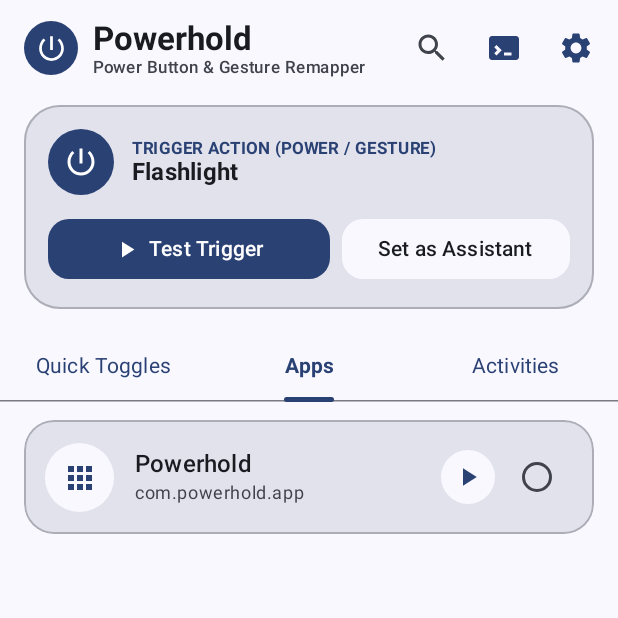
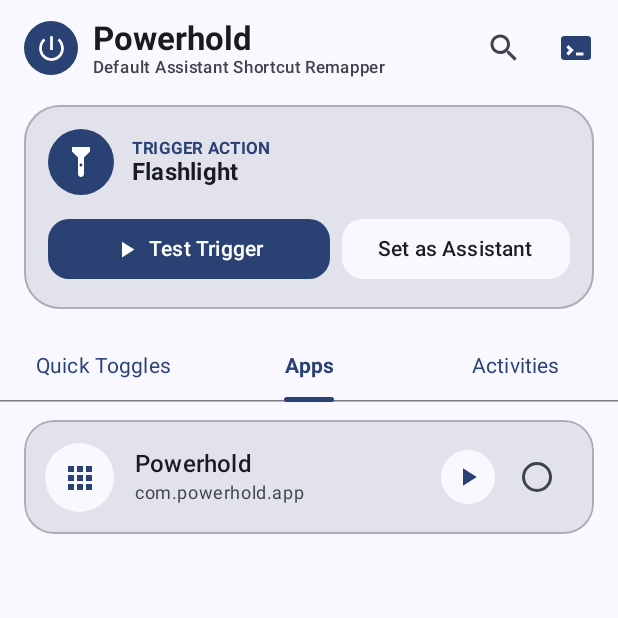
Before and after one commit to fayyeon/Assistia, an Android app built with Jetpack Compose: the screen it shows after launch (MainActivity), tab 2 chosen, on a phone screen of 412 x 824 dp, the top half of it. Run offline under Robolectric (Android 15) with nearby library versions, the phone set to English and light mode, and no system bars.

Commit message:
UI: 6 fixes - icon match, radio color, subtitle text, settings, hero icon, assistant check
1. RadioButton tint uses onPrimaryContainer when card is selected (all 3 tabs)
2. Remove gear/Settings icon button from top app bar
3. Hide 'Set as Assistant' button when Powerhold is already the default assistant
4. Subtitle: 'Power Button & Gesture Remapper' -> 'Default Assistant Shortcut Remapper'
5. Hero card label: 'TRIGGER ACTION (POWER / GESTURE)' -> 'TRIGGER ACTION'
6. Hero card icon: shows selected app icon (bitmap) or selected toggle vector icon
7. Remove auto-open of Modify System Settings on first launch (reverting prior change)

```diff
--- a/app/src/main/java/com/powerhold/app/ui/MainActivity.kt
+++ b/app/src/main/java/com/powerhold/app/ui/MainActivity.kt
@@ -1,9 +1,7 @@
 package com.powerhold.app.ui
 
 import android.app.role.RoleManager
-import android.content.Context
 import android.content.Intent
-import android.net.Uri
 import android.os.Build
 import android.os.Bundle
 import android.provider.Settings
@@ -32,30 +30,12 @@ class MainActivity : ComponentActivity() {
         enableEdgeToEdge()
         super.onCreate(savedInstanceState)
 
-        // Requirement 1: Automatically open "modify system settings" on first launch if not yet granted
-        checkAndRequestWriteSettings()
-
         setContent {
             PowerholdTheme {
                 MainDashboardScreen(
                     viewModel = viewModel,
                     onOpenAssistantSettings = { requestDefaultAssistant() }
                 )
-            }
-        }
-    }
-
-    private fun checkAndRequestWriteSettings() {
-        if (!Settings.System.canWrite(this)) {
-            val intent = Intent(Settings.ACTION_MANAGE_WRITE_SETTINGS).apply {
-                data = Uri.parse("package:$packageName")
-                addFlags(Intent.FLAG_ACTIVITY_NEW_TASK)
-            }
-            try {
-                startActivity(intent)
-                Toast.makeText(this, "Please enable 'Modify system settings' for Powerhold", Toast.LENGTH_LONG).show()
-            } catch (e: Exception) {
-                // Ignore if device doesn't support the direct package intent
             }
         }
     }
--- a/app/src/main/java/com/powerhold/app/ui/screens/AppActivitiesTab.kt
+++ b/app/src/main/java/com/powerhold/app/ui/screens/AppActivitiesTab.kt
@@ -35,6 +35,7 @@ import androidx.compose.material3.Icon
 import androidx.compose.material3.IconButtonDefaults
 import androidx.compose.material3.MaterialTheme
 import androidx.compose.material3.RadioButton
+import androidx.compose.material3.RadioButtonDefaults
 import androidx.compose.material3.Surface
 import androidx.compose.material3.Text
 import androidx.compose.runtime.Composable
@@ -362,7 +363,11 @@ fun SubActivityItemRow(
 
             RadioButton(
                 selected = isSelected,
-                onClick = onClick
+                onClick = onClick,
+                colors = RadioButtonDefaults.colors(
+                    selectedColor = if (isSelected) MaterialTheme.colorScheme.onPrimaryContainer else MaterialTheme.colorScheme.primary,
+                    unselectedColor = MaterialTheme.colorScheme.onSurfaceVariant
+                )
             )
         }
     }
--- a/app/src/main/java/com/powerhold/app/ui/screens/InstalledAppsTab.kt
+++ b/app/src/main/java/com/powerhold/app/ui/screens/InstalledAppsTab.kt
@@ -28,6 +28,7 @@ import androidx.compose.material3.Icon
 import androidx.compose.material3.IconButtonDefaults
 import androidx.compose.material3.MaterialTheme
 import androidx.compose.material3.RadioButton
+import androidx.compose.material3.RadioButtonDefaults
 import androidx.compose.material3.Surface
 import androidx.compose.material3.Text
 import androidx.compose.runtime.Composable
@@ -208,7 +209,11 @@ fun AppItemCard(
 
             RadioButton(
                 selected = isSelected,
-                onClick = onClick
+                onClick = onClick,
+                colors = RadioButtonDefaults.colors(
+                    selectedColor = if (isSelected) MaterialTheme.colorScheme.onPrimaryContainer else MaterialTheme.colorScheme.primary,
+                    unselectedColor = MaterialTheme.colorScheme.onSurfaceVariant
+                )
             )
         }
     }
--- a/app/src/main/java/com/powerhold/app/ui/screens/MainDashboardScreen.kt
+++ b/app/src/main/java/com/powerhold/app/ui/screens/MainDashboardScreen.kt
@@ -1,12 +1,16 @@
 package com.powerhold.app.ui.screens
 
+import android.app.role.RoleManager
 import android.content.Context
 import android.content.Intent
+import android.graphics.drawable.Drawable
+import android.os.Build
 import android.provider.Settings
 import android.widget.Toast
 import androidx.compose.animation.AnimatedVisibility
 import androidx.compose.animation.fadeIn
 import androidx.compose.animation.fadeOut
+import androidx.compose.foundation.Image
 import androidx.compose.foundation.layout.Arrangement
 import androidx.compose.foundation.layout.Box
 import androidx.compose.foundation.layout.Column
@@ -23,7 +27,6 @@ import androidx.compose.foundation.shape.RoundedCornerShape
 import androidx.compose.material.icons.Icons
 import androidx.compose.material.icons.filled.Close
 import androidx.compose.material.icons.filled.Search
-import androidx.compose.material.icons.filled.Settings
 import androidx.compose.material3.Button
 import androidx.compose.material3.ButtonDefaults
 import androidx.compose.material3.Card
@@ -43,6 +46,7 @@ import androidx.compose.material3.Text
 import androidx.compose.material3.TopAppBar
 import androidx.compose.material3.TopAppBarDefaults
 import androidx.compose.runtime.Composable
+import androidx.compose.runtime.DisposableEffect
 import androidx.compose.runtime.LaunchedEffect
 import androidx.compose.runtime.collectAsState
 import androidx.compose.runtime.getValue
@@ -51,10 +55,17 @@ import androidx.compose.runtime.remember
 import androidx.compose.runtime.setValue
 import androidx.compose.ui.Alignment
 import androidx.compose.ui.Modifier
+import androidx.compose.ui.graphics.asImageBitmap
+import androidx.compose.ui.graphics.vector.ImageVector
 import androidx.compose.ui.platform.LocalContext
+import androidx.compose.ui.platform.LocalLifecycleOwner
 import androidx.compose.ui.text.font.FontWeight
 import androidx.compose.ui.text.style.TextOverflow
 import androidx.compose.ui.unit.dp
+import androidx.core.graphics.drawable.toBitmap
+import androidx.lifecycle.Lifecycle
+import androidx.lifecycle.LifecycleEventObserver
+import com.powerhold.app.data.ActionType
 import com.powerhold.app.data.RemapAction
 import com.powerhold.app.ui.MainViewModel
 import com.powerhold.app.ui.theme.AppIcons
@@ -79,6 +90,29 @@ fun MainDashboardScreen(
 
     var showSearch by remember { mutableStateOf(false) }
     var showAdbDialog by remember { mutableStateOf(false) }
+
+    // Track whether Powerhold is already set as the default assistant
+    var isAssistantSet by remember { mutableStateOf(false) }
+
+    fun checkAssistantRole() {
+        isAssistantSet = if (Build.VERSION.SDK_INT >= Build.VERSION_CODES.Q) {
+            val roleManager = context.getSystemService(RoleManager::class.java)
+            roleManager?.isRoleHeld(RoleManager.ROLE_ASSISTANT) == true
+        } else {
+            false
+        }
+    }
+
+    // Check on composition and re-check when app resumes (user may have set it in settings)
+    LaunchedEffect(Unit) { checkAssistantRole() }
+    val lifecycleOwner = LocalLifecycleOwner.current
+    DisposableEffect(lifecycleOwner) {
+        val observer = LifecycleEventObserver { _, event ->
+            if (event == Lifecycle.Event.ON_RESUME) checkAssistantRole()
+        }
+        lifecycleOwner.lifecycle.addObserver(observer)
+        onDispose { lifecycleOwner.lifecycle.removeObserver(observer) }
+    }
 
     // Lazy load apps and activities on tab selection
     LaunchedEffect(selectedTab) {
@@ -120,7 +154,7 @@ fun MainDashboardScreen(
                                 fontWeight = FontWeight.Bold
                             )
                             Text(
-                                text = "Power Button & Gesture Remapper",
+                                text = "Default Assistant Shortcut Remapper",
                                 style = MaterialTheme.typography.labelSmall,
                                 color = MaterialTheme.colorScheme.onSurfaceVariant
                             )
@@ -141,13 +175,6 @@ fun MainDashboardScreen(
                         Icon(
                             imageVector = AppIcons.Terminal,
                             contentDescription = "ADB Guide",
-                            tint = MaterialTheme.colorScheme.primary
-                        )
-                    }
-                    IconButton(onClick = onOpenAssistantSettings) {
-                        Icon(
-                            imageVector = Icons.Default.Settings,
-                            contentDescription = "Set Default Assistant",
                             tint = MaterialTheme.colorScheme.primary
                         )
                     }
@@ -195,7 +222,9 @@ fun MainDashboardScreen(
 
             // Current Active Action Hero Card
             ActiveActionHeroCard(
+                context = context,
                 action = selectedAction,
+                isAssistantSet = isAssistantSet,
                 onTest = { viewModel.testAction(context) },
                 onSetDefault = onOpenAssistantSettings
             )
@@ -251,10 +280,27 @@ fun MainDashboardScreen(
 
 @Composable
 fun ActiveActionHeroCard(
+    context: Context,
     action: RemapAction,
+    isAssistantSet: Boolean,
     onTest: () -> Unit,
     onSetDefault: () -> Unit
 ) {
+    // Resolve icon: app/activity icon drawable, or vector icon for quick toggles
+    val appIconDrawable: Drawable? = remember(action.id) {
+        if (action.type == ActionType.OPEN_APP || action.type == ActionType.LAUNCH_ACTIVITY) {
+            try {
+                action.packageName?.let { context.packageManager.getApplicationIcon(it) }
+            } catch (e: Exception) {
+                null
+            }
+        } else null
+    }
+    val toggleIcon: ImageVector? = remember(action.id) {
+        if (action.type == ActionType.QUICK_TOGGLE) getToggleIcon(action.toggleKey)
+        else null
+    }
+
     Card(
         modifier = Modifier
             .fillMaxWidth()
@@ -273,13 +319,26 @@ fun ActiveActionHeroCard(
             Row(
                 verticalAlignment = Alignment.CenterVertically
             ) {
+                // Icon: app icon bitmap OR toggle vector icon
                 Surface(
                     shape = CircleShape,
                     color = MaterialTheme.colorScheme.primary,
                     modifier = Modifier.size(44.dp)
                 ) {
                     Box(contentAlignment = Alignment.Center) {
-                        Icon(
+                        when {
+                            appIconDrawable != null -> Image(
+                                bitmap = appIconDrawable.toBitmap(96, 96).asImageBitmap(),
+                                contentDescription = action.title,
+                                modifier = Modifier.size(32.dp)
+                            )
+                            toggleIcon != null -> Icon(
+                                imageVector = toggleIcon,
+                                contentDescription = null,
+                                tint = MaterialTheme.colorScheme.onPrimary,
+                                modifier = Modifier.size(24.dp)
+                            )
+                            else -> Icon(
                                 imageVector = AppIcons.Power,
                                 contentDescription = null,
                                 tint = MaterialTheme.colorScheme.onPrimary,
@@ -287,12 +346,13 @@ fun ActiveActionHeroCard(
                             )
                         }
                     }
+                }
 
                 Spacer(Modifier.width(12.dp))
 
                 Column(modifier = Modifier.weight(1f)) {
                     Text(
-                        text = "TRIGGER ACTION (POWER / GESTURE)",
+                        text = "TRIGGER ACTION",
                         style = MaterialTheme.typography.labelSmall,
                         fontWeight = FontWeight.Bold,
                         color = MaterialTheme.colorScheme.primary
@@ -337,6 +397,7 @@ fun ActiveActionHeroCard(
                     Text("Test Trigger")
                 }
 
+                if (!isAssistantSet) {
                     FilledTonalButton(
                         onClick = onSetDefault,
                         shape = RoundedCornerShape(14.dp),
@@ -346,6 +407,7 @@ fun ActiveActionHeroCard(
                         )
                     ) {
                         Text("Set as Assistant")
+                    }
                 }
             }
         }
--- a/app/src/main/java/com/powerhold/app/ui/screens/QuickTogglesTab.kt
+++ b/app/src/main/java/com/powerhold/app/ui/screens/QuickTogglesTab.kt
@@ -24,6 +24,7 @@ import androidx.compose.material3.Icon
 import androidx.compose.material3.IconButtonDefaults
 import androidx.compose.material3.MaterialTheme
 import androidx.compose.material3.RadioButton
+import androidx.compose.material3.RadioButtonDefaults
 import androidx.compose.material3.Surface
 import androidx.compose.material3.Text
 import androidx.compose.runtime.Composable
@@ -172,7 +173,11 @@ fun QuickToggleItemCard(
 
             RadioButton(
                 selected = isSelected,
-                onClick = onClick
+                onClick = onClick,
+                colors = RadioButtonDefaults.colors(
+                    selectedColor = if (isSelected) MaterialTheme.colorScheme.onPrimaryContainer else MaterialTheme.colorScheme.primary,
+                    unselectedColor = MaterialTheme.colorScheme.onSurfaceVariant
+                )
             )
         }
     }
```
Lines whose indentation alone changed are shown as unchanged.
